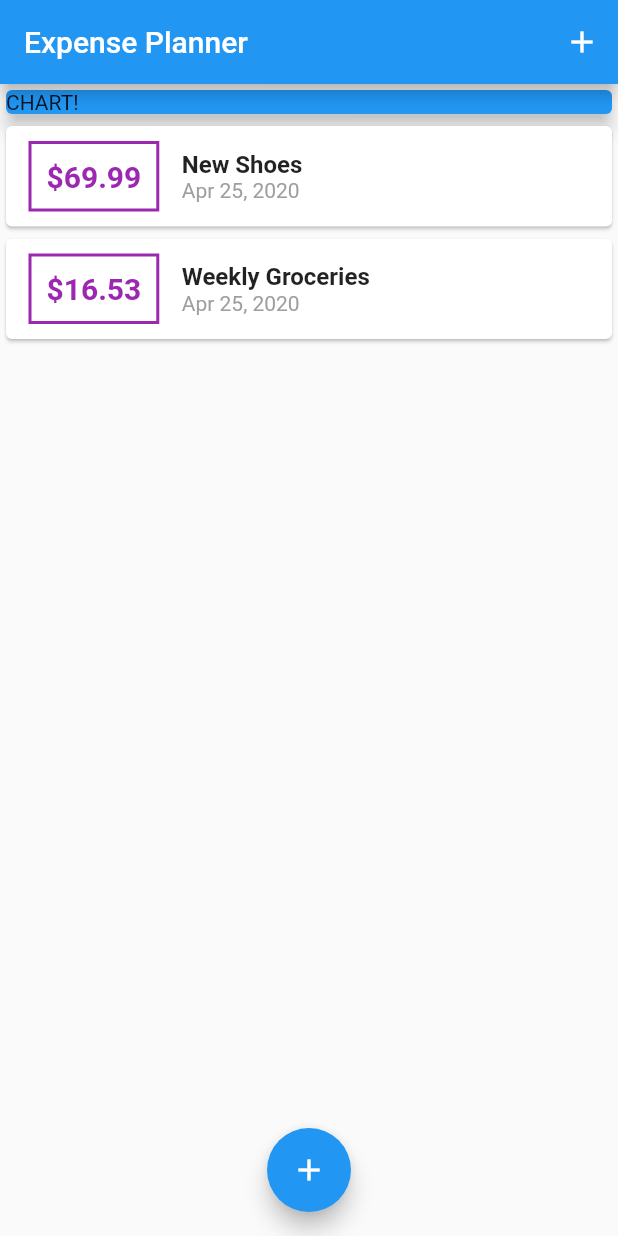
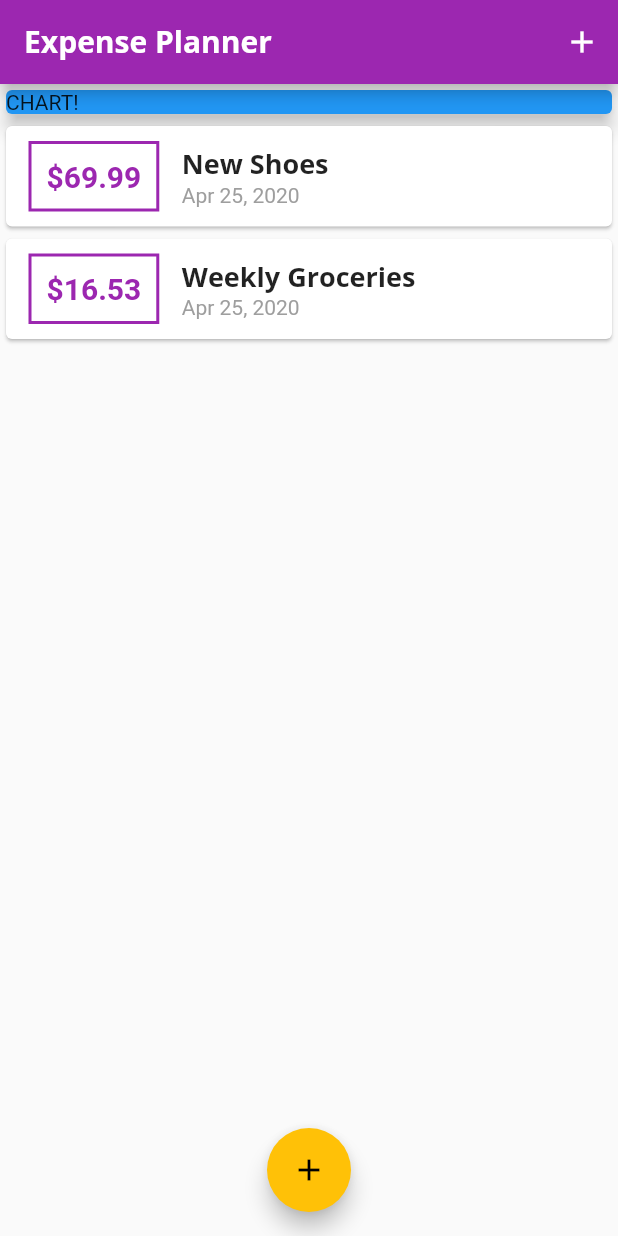
Before and after one commit to gjvpaet/expense-planner, a Flutter app: the screen it shows after launch, on a phone screen of 412 x 824 dp. Run offline on Flutter 3.47's test engine with Material 2 defaults, Android fonts, the phone set to English and light mode, and no system bars.

Commit message:
Added custom app theme.

```diff
--- a/lib/main.dart
+++ b/lib/main.dart
@@ -12,9 +12,27 @@ class MyApp extends StatelessWidget {
   Widget build(BuildContext context) {
     return MaterialApp(
       debugShowCheckedModeBanner: false,
-      title: 'Flutter Demo',
+      title: 'Expense Planner',
       theme: ThemeData(
-        primarySwatch: Colors.blue,
+        primarySwatch: Colors.purple,
+        accentColor: Colors.amber,
+        fontFamily: 'Quicksand',
+        textTheme: ThemeData.light().textTheme.copyWith(
+              title: TextStyle(
+                fontFamily: 'OpenSans',
+                fontWeight: FontWeight.bold,
+                fontSize: 18,
+              ),
+            ),
+        appBarTheme: AppBarTheme(
+          textTheme: ThemeData.light().textTheme.copyWith(
+                title: TextStyle(
+                  fontFamily: 'OpenSans',
+                  fontSize: 20,
+                  fontWeight: FontWeight.bold,
+                ),
+              ),
+        ),
       ),
       home: MyHomePage(),
     );
@@ -61,7 +79,9 @@ class _MyHomePageState extends State<MyHomePage> {
   Widget build(BuildContext context) {
     return Scaffold(
       appBar: AppBar(
-        title: Text('Expense Planner'),
+        title: Text(
+          'Expense Planner',
+        ),
         actions: <Widget>[
           IconButton(
             icon: Icon(
--- a/lib/widgets/transactionList.dart
+++ b/lib/widgets/transactionList.dart
@@ -24,7 +24,7 @@ class TransactionList extends StatelessWidget {
                   ),
                   decoration: BoxDecoration(
                     border: Border.all(
-                      color: Colors.purple,
+                      color: Theme.of(context).primaryColor,
                       width: 2,
                     ),
                   ),
@@ -34,7 +34,7 @@ class TransactionList extends StatelessWidget {
                     style: TextStyle(
                       fontWeight: FontWeight.bold,
                       fontSize: 20,
-                      color: Colors.purple,
+                      color: Theme.of(context).primaryColor,
                     ),
                   ),
                 ),
@@ -43,10 +43,7 @@ class TransactionList extends StatelessWidget {
                   children: <Widget>[
                     Text(
                       transactions[i].title,
-                      style: TextStyle(
-                        fontSize: 16,
-                        fontWeight: FontWeight.bold,
-                      ),
+                      style: Theme.of(context).textTheme.title,
                     ),
                     Text(
                       DateFormat.yMMMd().format(
```
Also changed, not shown: pubspec.yaml (+11 -11 lines), assets/fonts/OpenSans-Bold.ttf (added), assets/fonts/OpenSans-Regular.ttf (added), assets/fonts/Quicksand-Bold.ttf (added), assets/fonts/Quicksand-Light.ttf (added), assets/fonts/Quicksand-Medium.ttf (added), assets/fonts/Quicksand-Regular.ttf (added).
